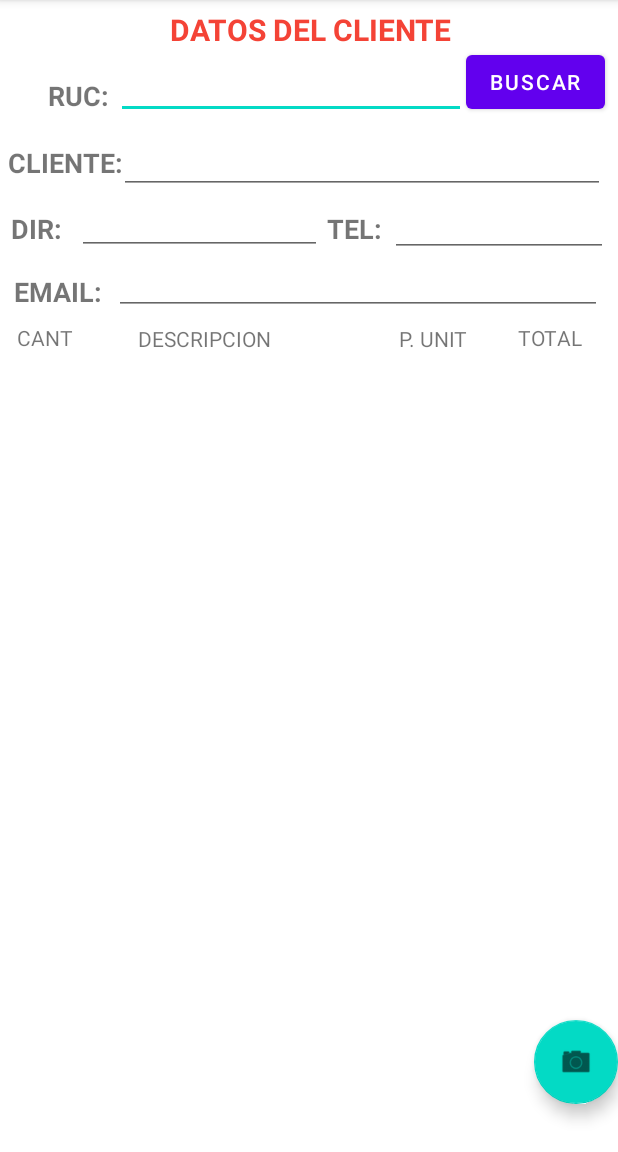
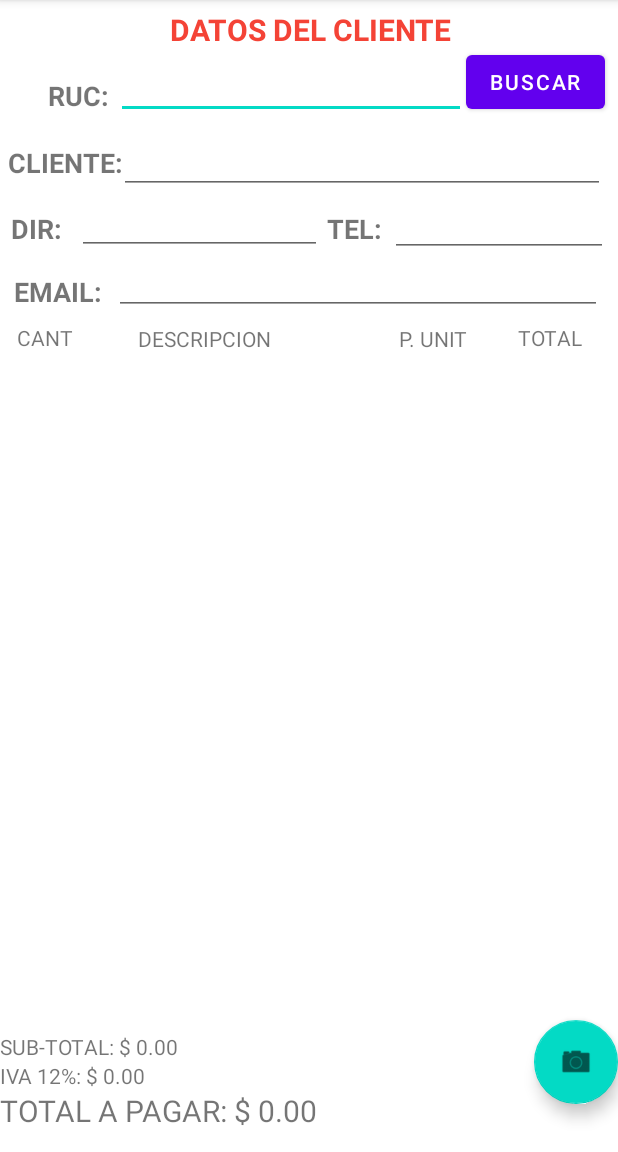
Before and after one commit to rinoarias/ScannerBarcode, an Android app: the screen it shows after launch (MainActivity), on a phone screen of 412 x 824 dp, the part 84-1236 px from its top. Run offline under Robolectric (Android 15) with nearby library versions, the phone set to English and light mode, and no system bars; our stand-ins replace Volley.

Commit message:
LAYOUT TOTALES. SUBTOTAL, IVA12%, TOTAL A PAGAR

```diff
--- a/app/src/main/java/com/rinoarias/scannerbarcode/models/Producto.kt
+++ b/app/src/main/java/com/rinoarias/scannerbarcode/models/Producto.kt
@@ -4,10 +4,10 @@ import org.json.JSONArray
 import org.json.JSONException
 import org.json.JSONObject
 
-class Producto(var codigo: String, var cantidad: String, var pvp: String,
+class Producto(var idProducto: String, var codigo: String, var cantidad: String, var pvp: String,
                var descripcion: String) {
 
-    constructor (a: JSONObject): this(a.getString("codigo").toString(),
+    constructor (a: JSONObject): this(a.getString("id").toString(), a.getString("codigo").toString(),
         a.getString("cantidad").toString(), a.getString("pvp").toString(),
         a.getString("descripcion").toString()){
 
--- a/app/src/main/res/layout/activity_main.xml
+++ b/app/src/main/res/layout/activity_main.xml
@@ -25,7 +25,7 @@
             android:layout_marginStart="77dp"
             android:layout_marginTop="37dp"
             android:inputType="number"
-            android:textSize="15sp"/>
+            android:textSize="15sp" />
 
         <EditText
             android:id="@+id/txtDireccion"
@@ -167,10 +167,10 @@
         android:layout_width="416dp"
         android:layout_height="30dp"
 
+        app:layout_constraintLeft_toLeftOf="parent"
+
+        app:layout_constraintRight_toRightOf="parent"
         app:layout_constraintStart_toStartOf="@+id/lydatoscliente"
-
-        app:layout_constraintLeft_toLeftOf="parent"
-        app:layout_constraintRight_toRightOf="parent"
         app:layout_constraintTop_toBottomOf="@+id/lydatoscliente">
 
         <TextView
@@ -226,7 +226,7 @@
         android:id="@+id/lyproductos"
         android:layout_width="0dp"
         android:layout_height="0dp"
-        app:layout_constraintBottom_toBottomOf="parent"
+        app:layout_constraintBottom_toTopOf="@+id/lyTotales"
         app:layout_constraintLeft_toLeftOf="parent"
         app:layout_constraintRight_toRightOf="parent"
         app:layout_constraintTop_toBottomOf="@+id/lylabels">
@@ -241,6 +241,45 @@
             android:layout_marginTop="0dp" />
     </RelativeLayout>
 
+    <RelativeLayout
+        android:id="@+id/lyTotales"
+        android:layout_width="match_parent"
+        android:layout_height="wrap_content"
+        app:layout_constraintBottom_toTopOf="@id/lyproductos"
+        app:layout_constraintEnd_toEndOf="parent"
+        app:layout_constraintHorizontal_bias="1.0"
+        app:layout_constraintLeft_toLeftOf="parent"
+        app:layout_constraintRight_toRightOf="parent"
+        app:layout_constraintTop_toBottomOf="parent"
+        app:layout_constraintVertical_bias="0.135">
+
+        <TextView
+            android:id="@+id/lblSubtotalFactura"
+            android:layout_width="wrap_content"
+            android:layout_height="wrap_content"
+            android:layout_alignParentTop="true"
+            android:layout_marginTop="0dp"
+            android:text="Sub-Total: $ 0.00"
+            android:textAllCaps="true" />
+
+        <TextView
+            android:id="@+id/lblIvaFactura"
+            android:layout_width="match_parent"
+            android:layout_height="wrap_content"
+            android:layout_below="@id/lblSubtotalFactura"
+            android:text="IVA 12%: $ 0.00"
+            android:textAllCaps="false" />
+
+        <TextView
+            android:id="@+id/lblTotalFactura"
+            android:layout_width="match_parent"
+            android:layout_height="wrap_content"
+            android:layout_below="@id/lblIvaFactura"
+            android:text="Total a Pagar: $ 0.00"
+            android:textAllCaps="true"
+            android:textSize="20sp" />
+    </RelativeLayout>
+
     <com.google.android.material.floatingactionbutton.FloatingActionButton
         android:id="@+id/fab"
         android:layout_width="wrap_content"
@@ -250,6 +289,7 @@
         android:onClick="clickbutton"
         app:layout_constraintBottom_toBottomOf="parent"
         app:layout_constraintRight_toRightOf="parent"
+        app:rippleColor="#000000"
         app:srcCompat="@android:drawable/ic_menu_camera" />
 
 </androidx.constraintlayout.widget.ConstraintLayout>
```
Also changed, not shown: app/src/main/java/com/rinoarias/scannerbarcode/MainActivity.kt (+40 -7 lines), app/src/main/java/com/rinoarias/scannerbarcode/actCapturaProductos.kt (+20 -13 lines), app/src/main/java/com/rinoarias/scannerbarcode/dataadapters/ListaProductosSubDetailAdapter.kt (+4 -8 lines), app/src/main/java/com/rinoarias/scannerbarcode/utils/OperacionesBasicas.kt (added, +13 -0 lines), app/src/main/res/layout/activity_act_captura_productos.xml (+20 -16 lines).
